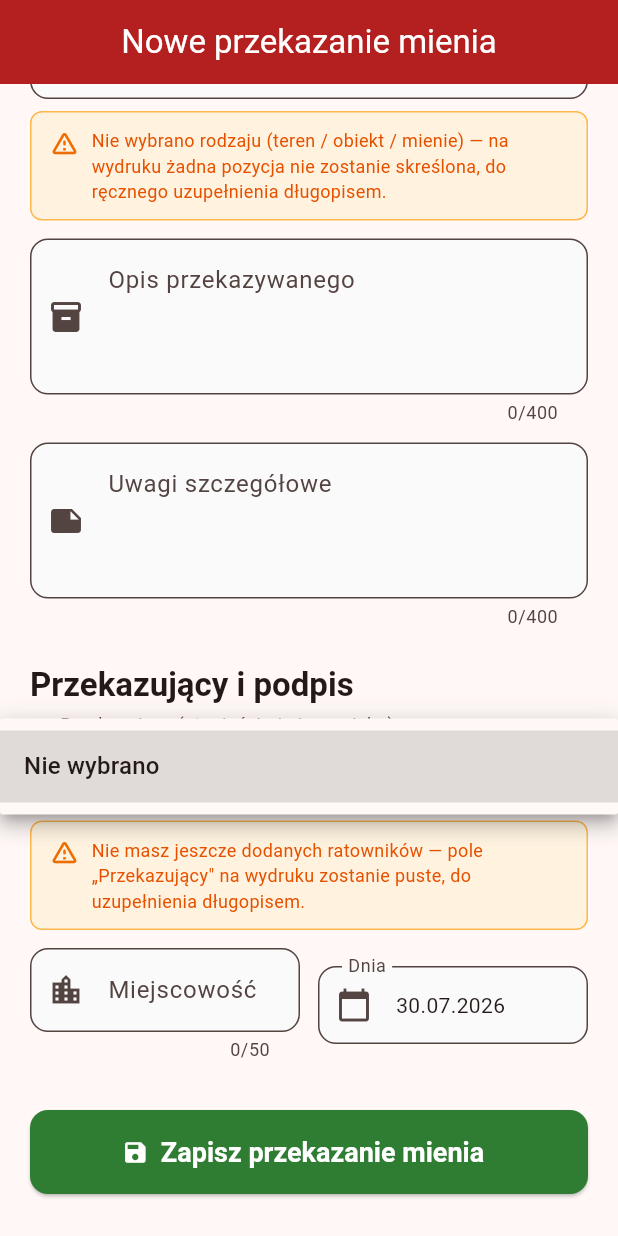
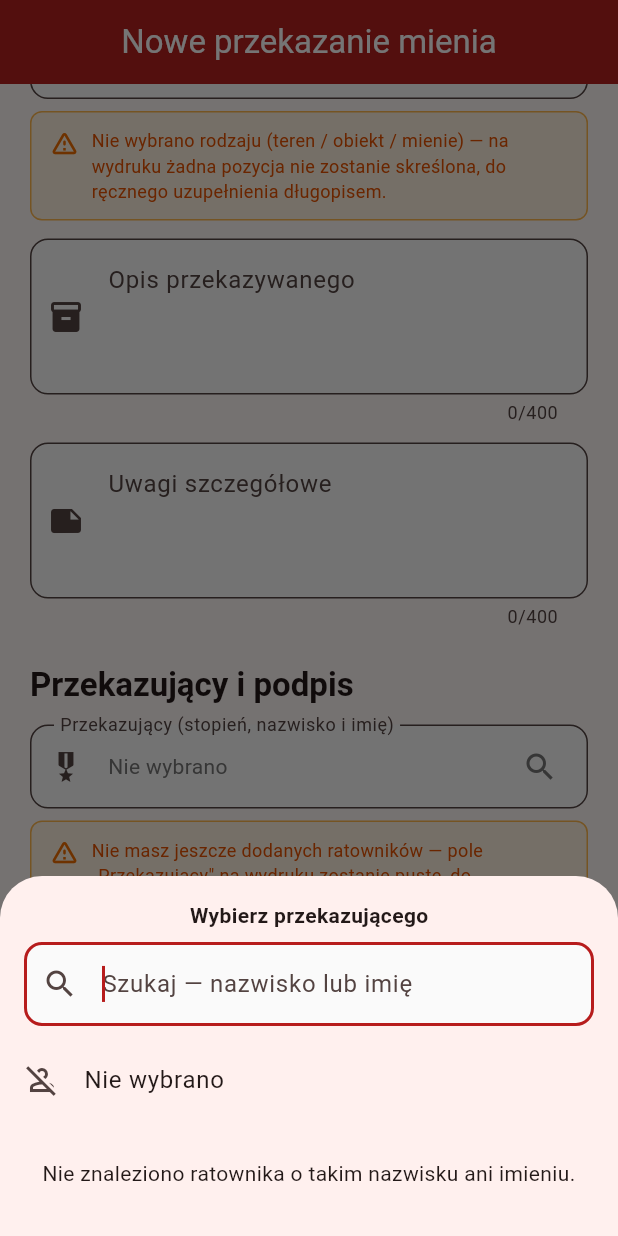
Before and after one commit to mionsek/osp-app, a Flutter app: the HandoverFormScreen screen opened by its route, scrolled down 775 dp, after a tap on "Nie wybrano", on a phone screen of 412 x 824 dp. Run offline on Flutter 3.47's test engine with Material 3 defaults, Android fonts, the phone set to English and light mode, and no system bars; our stand-ins replace connectivity_plus, flutter_riverpod, geocoding, geolocator, go_router, google_mobile_ads and 8 more; missing offline and left inert: googleapis, print_bluetooth_thermal; accounts and stored records are empty; network calls fail.

Commit message:
feature/021: wyszukiwarka ratownikow, czytelniejsza lista podpowiedzi
Lista podpowiedzi w kreatorze zastepow pokazywala nadal "Imie Nazwisko"
— przeoczenie z feature/020, gdzie kolejnosc zmieniono w polu tekstowym
i po wyborze, ale nie w samej liscie. Przy okazji usunieto z niej
uprawnienia i badania, bo drobnym szarym drukiem zlewaly sie z
nazwiskiem; jako odznaki pokazuja sie nadal po wybraniu osoby.

Wyszukiwanie wyciagniete do wspolnego FirefighterSearch, uzywanego przez
kreator zastepow i formularz przekazania. Szuka po nazwisku i imieniu,
a wyniki uklada trzypoziomowo: poczatek nazwiska, poczatek imienia,
dopasowanie w srodku.

Wybor przekazujacego to teraz panel z wyszukiwarka zamiast listy
rozwijanej — przy kilkudziesieciu osobach przewijanie bylo uciazliwe.

Uzupelniono wielkie litery w osmiu polach tekstowych; pominieto celowo
wyszukiwarki, numer ewidencyjny i numer telefonu.

Co-Authored-By: Claude Opus 5 <noreply@anthropic.com>

```diff
--- /dev/null
+++ b/lib/core/utils/firefighter_search.dart
@@ -0,0 +1,50 @@
+import '../../models/firefighter.dart';
+
+/// Wspólne wyszukiwanie i porządkowanie ratowników.
+///
+/// Skład zgłaszamy do PSP telefonicznie, zaczynając od nazwiska, więc
+/// wszędzie listujemy „Nazwisko Imię" i po nazwisku sortujemy. Szukanie
+/// obejmuje jednak **oba** człony — ktoś może pamiętać tylko imię.
+class FirefighterSearch {
+  FirefighterSearch._();
+
+  /// Filtruje i porządkuje [all] według [query].
+  ///
+  /// Kolejność wyników jest trzypoziomowa, żeby najtrafniejsze dopasowania
+  /// były na wierzchu:
+  /// 1. początek nazwiska („Wi" → Wiśniewski),
+  /// 2. początek imienia („Wi" → Wiktoria),
+  /// 3. dopasowanie w środku wyrazu.
+  ///
+  /// Pusty [query] zwraca wszystkich, posortowanych po nazwisku.
+  static List<Firefighter> filter(
+    Iterable<Firefighter> all,
+    String query,
+  ) {
+    int byLastNameFirst(Firefighter a, Firefighter b) =>
+        a.lastNameFirst.toLowerCase().compareTo(b.lastNameFirst.toLowerCase());
+
+    final sorted = all.toList()..sort(byLastNameFirst);
+
+    final q = query.trim().toLowerCase();
+    if (q.isEmpty) return sorted;
+
+    final lastNameStarts = <Firefighter>[];
+    final firstNameStarts = <Firefighter>[];
+    final contains = <Firefighter>[];
+
+    for (final ff in sorted) {
+      final lastName = ff.lastName.toLowerCase();
+      final firstName = ff.firstName.toLowerCase();
+      if (lastName.startsWith(q)) {
+        lastNameStarts.add(ff);
+      } else if (firstName.startsWith(q)) {
+        firstNameStarts.add(ff);
+      } else if (ff.lastNameFirst.toLowerCase().contains(q)) {
+        contains.add(ff);
+      }
+    }
+
+    return [...lastNameStarts, ...firstNameStarts, ...contains];
+  }
+}
--- a/lib/models/firefighter.dart
+++ b/lib/models/firefighter.dart
@@ -43,6 +43,25 @@ class Firefighter extends HiveObject {
   String get fullNameWithRank =>
       rank.trim().isEmpty ? fullName : '$fullName, $rank';
 
+  /// „Nazwisko Imię" — tak zgłaszamy skład telefonicznie do PSP, więc w tej
+  /// kolejności listujemy i wyszukujemy ratowników w aplikacji.
+  String get lastNameFirst => '$lastName $firstName'.trim();
+
+  /// Funkcje pełnione w jednostce. Kierowca, dowódca i KPP to dodatkowe
+  /// uprawnienia — kto nie ma żadnego, jest po prostu ratownikiem, więc
+  /// nigdy nie zwracamy pustej listy.
+  List<String> get functionLabels {
+    final labels = <String>[
+      if (isDriver) 'Kierowca',
+      if (isCommander) 'Dowódca',
+      if (isKPP) 'KPP',
+    ];
+    return labels.isEmpty ? const ['Ratownik'] : labels;
+  }
+
+  /// Funkcje w jednej linii, np. „Kierowca, KPP" albo „Ratownik".
+  String get functionsLabel => functionLabels.join(', ');
+
   bool get hasMedicalExam => medicalExamExpiry != null;
   bool get isMedicalExamExpired =>
       medicalExamExpiry != null && medicalExamExpiry!.isBefore(DateTime.now());
--- a/lib/screens/handovers/handover_form_screen.dart
+++ b/lib/screens/handovers/handover_form_screen.dart
@@ -8,6 +8,7 @@ import '../../core/constants/handover_recipient_types.dart';
 import '../../models/models.dart';
 import '../../providers/providers.dart';
 import '../../services/location_service.dart';
+import '../../widgets/firefighter_picker.dart';
 
 /// Formularz „Potwierdzenie przekazania terenu, obiektu lub mienia".
 /// Jeden ekran (nie kreator) — pola są prostsze niż w wyjeździe.
@@ -274,6 +275,11 @@ class _HandoverFormScreenState extends ConsumerState<HandoverFormScreen> {
   Widget build(BuildContext context) {
     final reports = ref.watch(reportsProvider);
     final firefighters = ref.watch(firefightersProvider);
+    final selectedHandoverFF = _handoverFirefighterId == null
+        ? null
+        : firefighters
+            .where((f) => f.id == _handoverFirefighterId)
+            .firstOrNull;
 
     return Scaffold(
       appBar: AppBar(
@@ -356,6 +362,7 @@ class _HandoverFormScreenState extends ConsumerState<HandoverFormScreen> {
                     onPressed: _locating ? null : _fillAddressFromGps,
                   ),
                 ),
+                textCapitalization: TextCapitalization.words,
                 maxLength: 150,
                 validator: (v) => (v == null || v.trim().isEmpty)
                     ? 'Podaj miejsce zdarzenia'
@@ -423,6 +430,7 @@ class _HandoverFormScreenState extends ConsumerState<HandoverFormScreen> {
                     labelText: 'Podaj rodzaj podmiotu',
                     prefixIcon: Icon(Icons.edit),
                   ),
+                  textCapitalization: TextCapitalization.sentences,
                   maxLength: 80,
                   validator: (v) => (v == null || v.trim().isEmpty)
                       ? 'Podaj rodzaj podmiotu'
@@ -446,6 +454,7 @@ class _HandoverFormScreenState extends ConsumerState<HandoverFormScreen> {
                   labelText: 'Adres służbowy lub zamieszkania',
                   prefixIcon: Icon(Icons.home),
                 ),
+                textCapitalization: TextCapitalization.words,
                 maxLength: 150,
               ),
               const SizedBox(height: 12),
@@ -498,6 +507,7 @@ class _HandoverFormScreenState extends ConsumerState<HandoverFormScreen> {
                   prefixIcon: Icon(Icons.inventory_2),
                   alignLabelWithHint: true,
                 ),
+                textCapitalization: TextCapitalization.sentences,
                 maxLines: 3,
                 maxLength: 400,
                 validator: (v) => (v == null || v.trim().isEmpty)
@@ -512,6 +522,7 @@ class _HandoverFormScreenState extends ConsumerState<HandoverFormScreen> {
                   prefixIcon: Icon(Icons.note),
                   alignLabelWithHint: true,
                 ),
+                textCapitalization: TextCapitalization.sentences,
                 maxLines: 3,
                 maxLength: 400,
               ),
@@ -525,26 +536,41 @@ class _HandoverFormScreenState extends ConsumerState<HandoverFormScreen> {
                     ?.copyWith(fontWeight: FontWeight.bold),
               ),
               const SizedBox(height: 12),
-              DropdownButtonFormField<String>(
-                initialValue: _handoverFirefighterId,
-                decoration: const InputDecoration(
-                  labelText: 'Przekazujący (stopień, imię i nazwisko)',
-                  prefixIcon: Icon(Icons.military_tech),
-                  hintText: 'Nie wybrano',
+              // Panel z wyszukiwarką zamiast listy rozwijanej — przy
+              // kilkudziesięciu ratownikach przewijanie było uciążliwe.
+              InkWell(
+                onTap: () async {
+                  final result = await showFirefighterPicker(
+                    context: context,
+                    firefighters: firefighters,
+                    title: 'Wybierz przekazującego',
+                  );
+                  if (result == null) return; // zamknięto bez wyboru
+                  setState(() =>
+                      _handoverFirefighterId = result.firefighter?.id);
+                },
+                child: InputDecorator(
+                  decoration: const InputDecoration(
+                    labelText: 'Przekazujący (stopień, nazwisko i imię)',
+                    prefixIcon: Icon(Icons.military_tech),
+                  ),
+                  child: Row(
+                    children: [
+                      Expanded(
+                        child: Text(
+                          selectedHandoverFF == null
+                              ? 'Nie wybrano'
+                              : selectedHandoverFF.lastNameFirst,
+                          overflow: TextOverflow.ellipsis,
+                          style: selectedHandoverFF == null
+                              ? TextStyle(color: Colors.grey[600])
+                              : null,
+                        ),
+                      ),
+                      Icon(Icons.search, color: Colors.grey[600]),
+                    ],
+                  ),
                 ),
-                isExpanded: true,
-                items: [
-                  const DropdownMenuItem<String>(
-                    value: null,
-                    child: Text('Nie wybrano'),
-                  ),
-                  ...firefighters.map((f) => DropdownMenuItem(
-                        value: f.id,
-                        child: Text(f.fullNameWithRank,
-                            overflow: TextOverflow.ellipsis),
-                      )),
-                ],
-                onChanged: (id) => setState(() => _handoverFirefighterId = id),
               ),
               if (_handoverFirefighterId == null) ...[
                 const SizedBox(height: 8),
--- a/lib/screens/home/home_screen.dart
+++ b/lib/screens/home/home_screen.dart
@@ -132,7 +132,7 @@ class _HomeScreenState extends ConsumerState<HomeScreen> {
               const SizedBox(height: 12),
               _MenuButton(
                 icon: Icons.fire_truck,
-                label: 'Wozy bojowe (${vehicles.length})',
+                label: 'Pojazdy (${vehicles.length})',
                 color: const Color(0xFFE65100),
                 onTap: () => context.push('/vehicles'),
               ),
@@ -283,7 +283,7 @@ class _GettingStartedCard extends StatelessWidget {
             const SizedBox(height: 8),
             _Step(
               done: hasVehicles,
-              label: 'Dodaj wozy bojowe',
+              label: 'Dodaj pojazdy',
               onTap: () => context.push('/vehicles'),
             ),
             _Step(
--- a/lib/screens/info/info_screen.dart
+++ b/lib/screens/info/info_screen.dart
@@ -132,7 +132,7 @@ class InfoScreen extends StatelessWidget {
                 icon: Icons.fire_truck,
                 title: 'Dodaj pojazdy',
                 description:
-                    'Wprowadź wozy bojowe swojej jednostki '
+                    'Wprowadź pojazdy swojej jednostki '
                     '(numer operacyjny, typ, rejestracja).',
               ),
               const _HowToItem(
--- a/lib/screens/onboarding/onboarding_screen.dart
+++ b/lib/screens/onboarding/onboarding_screen.dart
@@ -472,6 +472,7 @@ class _OnboardingScreenState extends ConsumerState<OnboardingScreen> {
                 hintText: 'np. Ochotnicza Straż Pożarna w Kielnie',
                 helperText: 'Tak, jak ma się pojawić na wydrukach',
               ),
+              textCapitalization: TextCapitalization.words,
               maxLength: 120,
               validator: (value) {
                 if (value == null || value.trim().isEmpty) {
--- a/lib/screens/reports/report_detail_screen.dart
+++ b/lib/screens/reports/report_detail_screen.dart
@@ -188,9 +188,6 @@ class ReportDetailScreen extends ConsumerWidget {
                     ),
                     _Row('Pojazdy', '${report.vehicleCount}'),
                     _Row('Ratownicy', '${report.totalFirefighters}'),
-                    if (report.operationCommanderId != null)
-                      _Row('KDR',
-                          findFF(report.operationCommanderId)?.fullName ?? '—'),
                     if (report.notes != null && report.notes!.isNotEmpty)
                       _Row('Uwagi', report.notes!),
                   ],
--- a/lib/screens/settings/settings_screen.dart
+++ b/lib/screens/settings/settings_screen.dart
@@ -93,6 +93,7 @@ class _SettingsScreenState extends ConsumerState<SettingsScreen> {
                     hintText: 'np. Ochotnicza Straż Pożarna w Kielnie',
                     helperText: 'Tak, jak ma się pojawić na wydrukach',
                   ),
+                  textCapitalization: TextCapitalization.words,
                   maxLength: 120,
                   validator: (v) => v == null || v.trim().isEmpty
                       ? 'Podaj nazwę jednostki'
--- a/lib/screens/vehicles/vehicles_screen.dart
+++ b/lib/screens/vehicles/vehicles_screen.dart
@@ -13,13 +13,13 @@ class VehiclesScreen extends ConsumerWidget {
 
     return Scaffold(
       appBar: AppBar(
-        title: const Text('Wozy bojowe'),
+        title: const Text('Pojazdy'),
       ),
       bottomNavigationBar: const BannerAdWidget(),
       floatingActionButton: FloatingActionButton.extended(
         onPressed: () => context.push('/vehicles/add'),
         icon: const Icon(Icons.add),
-        label: const Text('Dodaj wóz'),
+        label: const Text('Dodaj pojazd'),
       ),
       body: vehicles.isEmpty
           ? Center(
--- /dev/null
+++ b/lib/widgets/firefighter_picker.dart
@@ -0,0 +1,143 @@
+import 'package:flutter/material.dart';
+
+import '../core/utils/firefighter_search.dart';
+import '../models/firefighter.dart';
+
+/// Wynik wyboru ratownika z panelu.
+class FirefighterPickResult {
+  /// Wybrany ratownik — `null`, gdy użytkownik wybrał „Nie wybrano".
+  final Firefighter? firefighter;
+
+  const FirefighterPickResult(this.firefighter);
+}
+
+/// Panel wyboru ratownika z wyszukiwarką.
+///
+/// Zwykła lista rozwijana przestaje się nadawać już przy kilkudziesięciu
+/// osobach — trzeba przewijać zamiast wpisać trzy litery nazwiska.
+///
+/// Zwraca `null`, gdy panel zamknięto bez wyboru (np. gestem wstecz);
+/// [FirefighterPickResult] z `firefighter == null` oznacza świadomy wybór
+/// pozycji „Nie wybrano".
+Future<FirefighterPickResult?> showFirefighterPicker({
+  required BuildContext context,
+  required List<Firefighter> firefighters,
+  String title = 'Wybierz ratownika',
+  bool allowEmpty = true,
+}) {
+  return showModalBottomSheet<FirefighterPickResult>(
+    context: context,
+    isScrollControlled: true,
+    builder: (ctx) => _FirefighterPickerSheet(
+      firefighters: firefighters,
+      title: title,
+      allowEmpty: allowEmpty,
+    ),
+  );
+}
+
+class _FirefighterPickerSheet extends StatefulWidget {
+  final List<Firefighter> firefighters;
+  final String title;
+  final bool allowEmpty;
+
+  const _FirefighterPickerSheet({
+    required this.firefighters,
+    required this.title,
+    required this.allowEmpty,
+  });
+
+  @override
+  State<_FirefighterPickerSheet> createState() =>
+      _FirefighterPickerSheetState();
+}
+
+class _FirefighterPickerSheetState extends State<_FirefighterPickerSheet> {
+  final _searchController = TextEditingController();
+  String _query = '';
+
+  @override
+  void dispose() {
+    _searchController.dispose();
+    super.dispose();
+  }
+
+  @override
+  Widget build(BuildContext context) {
+    final results = FirefighterSearch.filter(widget.firefighters, _query);
+
+    return Padding(
+      // Podnosimy panel nad klawiaturę, żeby lista nie chowała się pod nią.
+      padding: EdgeInsets.only(bottom: MediaQuery.viewInsetsOf(context).bottom),
+      child: SafeArea(
+        child: Column(
+          mainAxisSize: MainAxisSize.min,
+          children: [
+            Padding(
+              padding: const EdgeInsets.fromLTRB(16, 16, 16, 8),
+              child: Text(
+                widget.title,
+                style: const TextStyle(fontWeight: FontWeight.bold),
+              ),
+            ),
+            Padding(
+              padding: const EdgeInsets.symmetric(horizontal: 16),
+              child: TextField(
+                controller: _searchController,
+                autofocus: true,
+                decoration: const InputDecoration(
+                  hintText: 'Szukaj — nazwisko lub imię',
+                  prefixIcon: Icon(Icons.search),
+                ),
+                onChanged: (v) => setState(() => _query = v),
+              ),
+            ),
+            const SizedBox(height: 8),
+            Flexible(
+              child: ListView(
+                shrinkWrap: true,
+                children: [
+                  if (widget.allowEmpty)
+                    ListTile(
+                      leading: const Icon(Icons.person_off_outlined),
+                      title: const Text('Nie wybrano'),
+                      onTap: () => Navigator.pop(
+                          context, const FirefighterPickResult(null)),
+                    ),
+                  if (results.isEmpty)
+                    const Padding(
+                      padding: EdgeInsets.all(24),
+                      child: Text(
+                        'Nie znaleziono ratownika o takim nazwisku ani imieniu.',
+                        textAlign: TextAlign.center,
+                      ),
+                    )
+                  else
+                    for (final ff in results)
+                      ListTile(
+                        leading: CircleAvatar(
+                          backgroundColor: const Color(0xFF2E7D32),
+                          child: Text(
+                            ff.lastName.isNotEmpty
+                                ? ff.lastName[0].toUpperCase()
+                                : '?',
+                            style: const TextStyle(
+                                color: Colors.white,
+                                fontWeight: FontWeight.bold),
+                          ),
+                        ),
+                        title: Text(ff.lastNameFirst),
+                        subtitle: Text(ff.functionsLabel),
+                        onTap: () =>
+                            Navigator.pop(context, FirefighterPickResult(ff)),
+                      ),
+                ],
+              ),
+            ),
+            const SizedBox(height: 8),
+          ],
+        ),
+      ),
+    );
+  }
+}
```
Also changed, not shown: lib/screens/firefighters/firefighters_screen.dart (+23 -6 lines), lib/screens/reports/report_wizard_screen.dart (+6 -9 lines), lib/screens/reports/steps/step_basic_info.dart (+24 -0 lines), lib/screens/reports/steps/step_crew.dart (+40 -63 lines), lib/screens/reports/steps/step_summary.dart (+12 -43 lines), lib/services/pdf_service.dart (+5 -5 lines), 3 other files.
